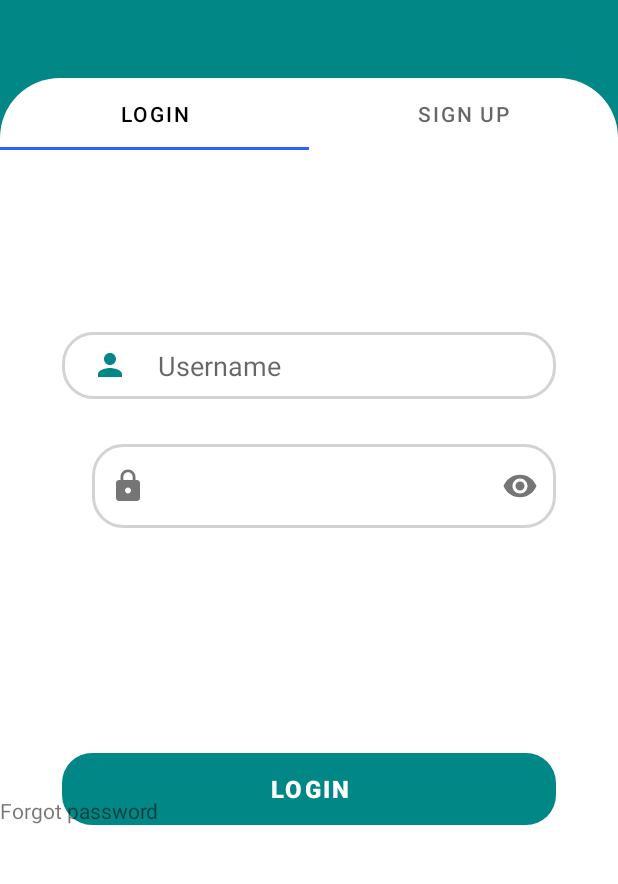
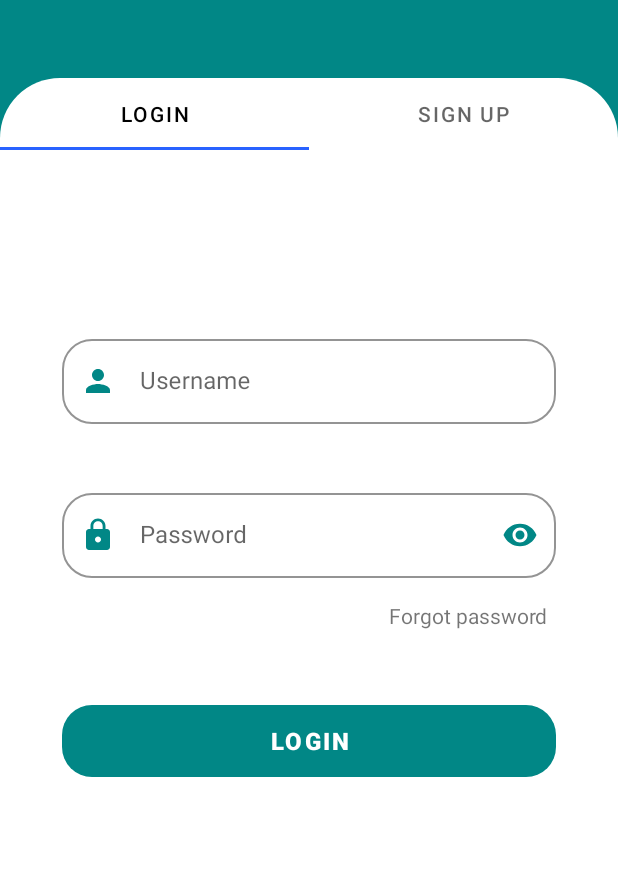
Before and after one commit to KevinGB97333/tapas-top, an Android app: the screen it shows after launch (MainActivity), on a phone screen of 412 x 824 dp, the part 194-1078 px from its top. Run offline under Robolectric (Android 15) with nearby library versions, the phone set to English and light mode, and no system bars; our stand-ins replace navigation-ui.

Commit message:
Pretty layout

```diff
--- a/TapasTop/app/src/main/java/es/upm/isii/tapastop/LoginTabFragment.kt
+++ b/TapasTop/app/src/main/java/es/upm/isii/tapastop/LoginTabFragment.kt
@@ -8,6 +8,8 @@ import android.widget.Button
 import android.widget.EditText
 import android.widget.TextView
 import androidx.fragment.app.Fragment
+import com.google.android.material.textfield.TextInputEditText
+import com.google.android.material.textfield.TextInputLayout
 import es.upm.isii.tapastop.databinding.LoginTabFragmentBinding
 
 class LoginTabFragment : Fragment() {
@@ -16,8 +18,8 @@ class LoginTabFragment : Fragment() {
 
     private val binding get() = _binding!!
 
-    private lateinit var username : EditText
-    private lateinit var password : EditText
+    private lateinit var username : TextInputLayout
+    private lateinit var password : TextInputLayout
     private lateinit var forgotPassword : TextView
     private lateinit var loginBtn : Button
     private val alpha =  0F
--- a/TapasTop/app/src/main/res/layout/login_tab_fragment.xml
+++ b/TapasTop/app/src/main/res/layout/login_tab_fragment.xml
@@ -4,35 +4,51 @@
     android:layout_height="match_parent"
     xmlns:app="http://schemas.android.com/apk/res-auto">
 
-    <EditText
+    <com.google.android.material.textfield.TextInputLayout
+        style="?attr/textInputOutlinedStyle"
         android:id="@+id/login_username"
+        app:boxCornerRadiusTopStart="20dp"
+        app:boxCornerRadiusTopEnd="20dp"
+        app:boxCornerRadiusBottomEnd="20dp"
+        app:boxCornerRadiusBottomStart="20dp"
         android:layout_width="0dp"
         android:layout_height="wrap_content"
+        android:paddingTop="10dp"
+        android:paddingBottom="10dp"
         app:layout_constraintWidth_percent=".8"
         app:layout_constraintVertical_bias=".3"
         app:layout_constraintHorizontal_bias=".5"
-        android:hint="@string/username_hint"
-        android:paddingLeft="20dp"
-        android:paddingTop="10dp"
-        android:paddingBottom="10dp"
         app:layout_constraintBottom_toBottomOf="parent"
         app:layout_constraintStart_toStartOf="parent"
         app:layout_constraintEnd_toEndOf="parent"
         app:layout_constraintTop_toTopOf="parent"
-        android:drawableStart="@drawable/ic_username"
-        android:drawableTint="@color/teal_700"
-        android:drawablePadding="20dp"
-        android:background="@drawable/edit_text_bg"/>
+        app:startIconDrawable="@drawable/ic_username"
+        app:startIconTint="@color/teal_700"
+        app:hintTextColor="@color/black"
+        app:hintTextAppearance="@style/TextAppearance.AppCompat.Small"
+        app:boxStrokeColor="@color/teal_700"
+        >
+
+        <com.google.android.material.textfield.TextInputEditText
+            android:id="@+id/login_username_text"
+            android:layout_width="match_parent"
+            android:layout_height="wrap_content"
+            android:hint="@string/username_hint" />
+    </com.google.android.material.textfield.TextInputLayout>
 
     <com.google.android.material.textfield.TextInputLayout
+        style="?attr/textInputOutlinedStyle"
+        android:id="@+id/login_password"
         android:layout_width="0dp"
         android:layout_height="wrap_content"
         android:hint="@string/password_hint"
-        android:paddingLeft="20dp"
+        app:boxCornerRadiusTopStart="20dp"
+        app:boxCornerRadiusTopEnd="20dp"
+        app:boxCornerRadiusBottomEnd="20dp"
+        app:boxCornerRadiusBottomStart="20dp"
         android:paddingTop="10dp"
         android:paddingBottom="10dp"
         android:layout_marginTop="20dp"
-        app:boxBackgroundColor="@color/teal_700"
         app:layout_constraintBottom_toBottomOf="parent"
         app:layout_constraintStart_toStartOf="parent"
         app:layout_constraintEnd_toEndOf="parent"
@@ -41,15 +57,17 @@
         app:layout_constraintVertical_bias="0"
         app:layout_constraintHorizontal_bias=".5"
         app:startIconDrawable="@drawable/ic_password_lock"
+        app:startIconTint="@color/teal_700"
         app:endIconMode="password_toggle"
-        >
+        app:endIconTint="@color/teal_700"
+        app:hintTextAppearance="@style/TextAppearance.AppCompat.Small"
+        app:hintTextColor="@color/black"
+        app:boxStrokeColor="@color/teal_700">
+        <com.google.android.material.textfield.TextInputEditText
 
-        <com.google.android.material.textfield.TextInputEditText
-            android:id="@+id/login_password"
             android:layout_width="match_parent"
             android:layout_height="wrap_content"
             android:inputType="textPassword"
-            android:background="@drawable/edit_text_bg"
             />
     </com.google.android.material.textfield.TextInputLayout>
 
@@ -70,7 +88,7 @@
         android:textColor="@color/white"
         app:backgroundTint="@null"
         android:background="@drawable/button_bg"
-        android:stateListAnimator="@null" />
+        android:stateListAnimator="@null"/>
     <TextView
         android:id="@+id/forgot_password"
         android:layout_width="wrap_content"
@@ -80,7 +98,7 @@
         app:layout_constraintHorizontal_bias="1"
         android:layout_marginTop="5dp"
         android:layout_marginRight="5dp"
-        app:layout_constraintBottom_toBottomOf="parent"
+        app:layout_constraintBottom_toTopOf="@id/btn_login"
         app:layout_constraintStart_toStartOf="parent"
         app:layout_constraintEnd_toEndOf="@id/login_password"
         app:layout_constraintTop_toBottomOf="@id/login_password"
--- /dev/null
+++ b/TapasTop/app/src/main/res/values/styles.xml
@@ -0,0 +1,7 @@
+<?xml version="1.0" encoding="utf-8"?>
+<resources>
+    <style name="Widget.App.TextInputLayout" parent="Widget.MaterialComponents.TextInputLayout.OutlinedBox">
+        <item name="startIconTint">@color/teal_700</item>
+        <item name="endIconTint">@color/teal_700</item>
+    </style>
+</resources>
```
